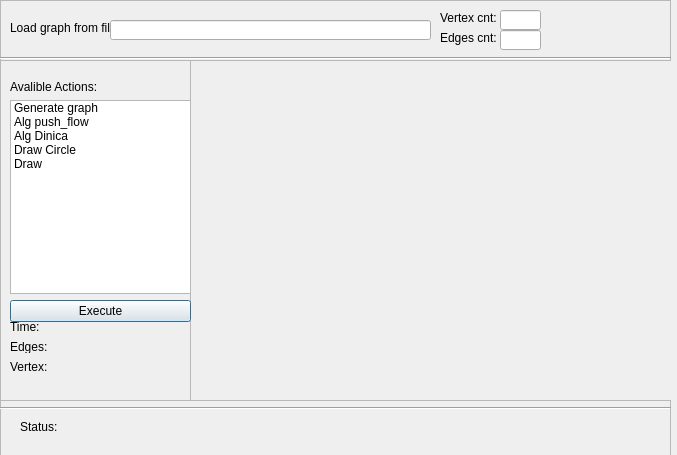
Before: the Qt Designer form ui/design.ui in Tevronis/graph_maxflow, drawn with Qt 5.
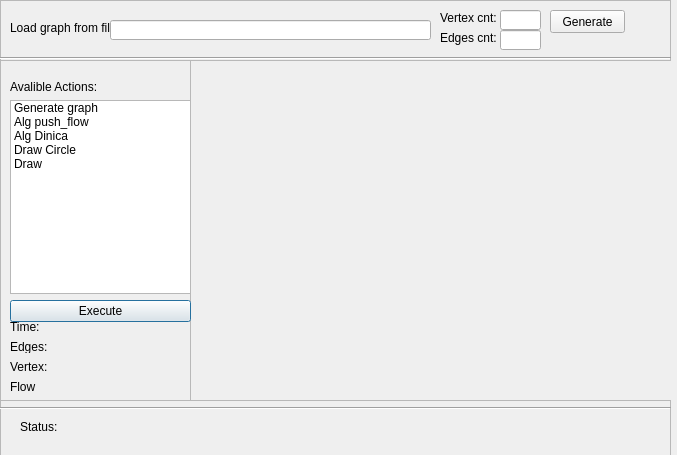
After: the same form once the commit is applied.

Diff of the .ui file:
```diff
--- a/ui/design.ui
+++ b/ui/design.ui
@@ -67,7 +67,7 @@
      <string>Vertex:</string>
     </property>
    </widget>
-   <widget class="QWidget" name="">
+   <widget class="QWidget" name="layoutWidget">
     <property name="geometry">
      <rect>
       <x>10</x>
@@ -122,6 +122,19 @@
      </item>
     </layout>
    </widget>
+   <widget class="QLabel" name="label_flow">
+    <property name="geometry">
+     <rect>
+      <x>10</x>
+      <y>320</y>
+      <width>47</width>
+      <height>13</height>
+     </rect>
+    </property>
+    <property name="text">
+     <string>Flow</string>
+    </property>
+   </widget>
   </widget>
   <widget class="QFrame" name="frame_top">
    <property name="geometry">
@@ -223,14 +236,19 @@
      <string>Edges cnt:</string>
     </property>
    </widget>
-   <zorder>label_load_from_file</zorder>
-   <zorder>lineEdit</zorder>
-   <zorder>line</zorder>
-   <zorder>label_4</zorder>
-   <zorder>label_5</zorder>
-   <zorder>lineEdit_2</zorder>
-   <zorder>lineEdit_3</zorder>
-   <zorder>label_5</zorder>
+   <widget class="QPushButton" name="generateBtn">
+    <property name="geometry">
+     <rect>
+      <x>550</x>
+      <y>10</y>
+      <width>75</width>
+      <height>23</height>
+     </rect>
+    </property>
+    <property name="text">
+     <string>Generate</string>
+    </property>
+   </widget>
   </widget>
   <widget class="QFrame" name="frame_bottom">
    <property name="geometry">
```
Left out of the diff: 4 changed lines with no effect on the pictures.
